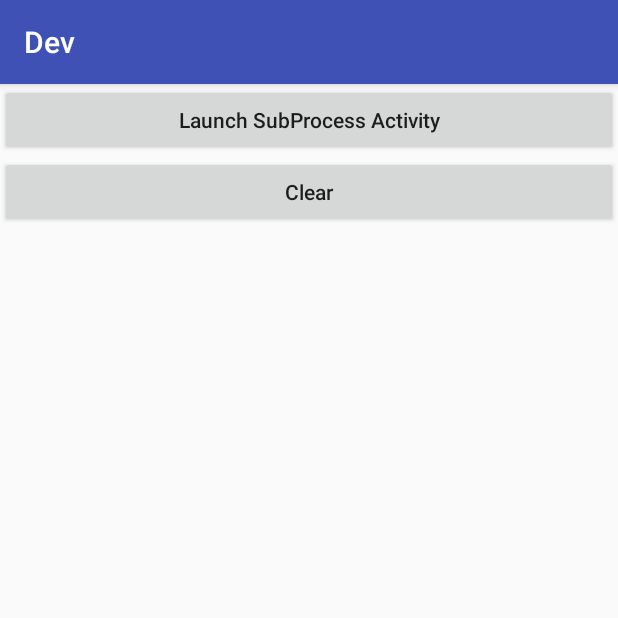
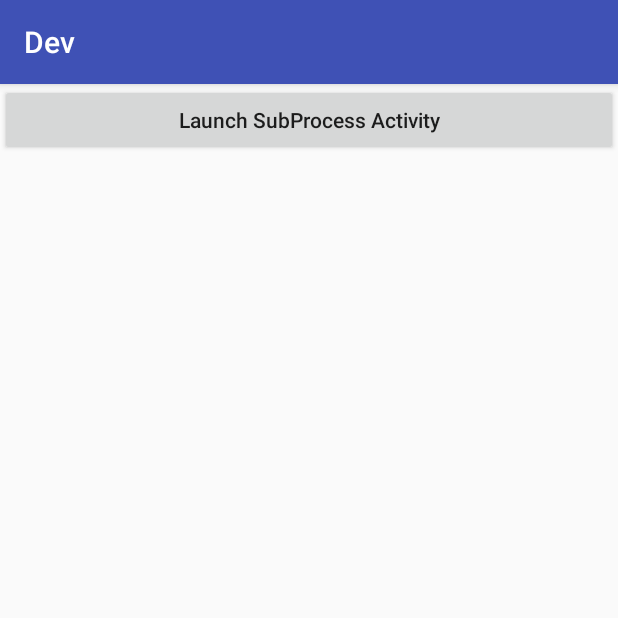
Before and after one commit to eleme/Amigo, an Android app: the DevActivity screen opened directly, with no data from a screen before it, on a phone screen of 412 x 824 dp, the top half of it. Run offline under Robolectric (Android 15) with nearby library versions, the phone set to English and light mode, and no system bars; our stand-ins replace ButterKnife.

Commit message:
adjust clear logic

```diff
--- a/app/src/main/java/me/ele/app/amigo/demo/DemoActivity.java
+++ b/app/src/main/java/me/ele/app/amigo/demo/DemoActivity.java
@@ -131,4 +131,10 @@ public class DemoActivity extends AppCompatActivity {
         startActivity(new Intent(this, PatchedSingleInstanceActivity2.class));
         startActivity(new Intent(this, PatchedSingleInstanceActivity2.class).putExtra("extra", "extra1"));
     }
+
+    @OnClick(R.id.clear_patch)
+    public void clearPatchApk() {
+        Amigo.clear(getApplication());
+        Toast.makeText(this, "Kill this app, restart the app and check the running apk", Toast.LENGTH_LONG).show();
+    }
 }
--- a/app/src/main/java/me/ele/app/amigo/dev/DevActivity.java
+++ b/app/src/main/java/me/ele/app/amigo/dev/DevActivity.java
@@ -29,10 +29,4 @@ public class DevActivity extends AppCompatActivity {
     public void launchSubProcess(View v) {
         startActivity(new Intent(this, SubprocessActivity.class));
     }
-
-    @OnClick(R.id.clear)
-    public void clear(View v) {
-        Amigo.clear(getApplication());
-        Toast.makeText(this, "Kill this app and relaunch the app and check result", Toast.LENGTH_LONG).show();
-    }
 }
--- a/app/src/main/res/layout/activity_dev.xml
+++ b/app/src/main/res/layout/activity_dev.xml
@@ -11,11 +11,4 @@
         android:text="Launch SubProcess Activity"
         android:textAllCaps="false"/>
 
-    <Button
-        android:id="@+id/clear"
-        android:layout_width="match_parent"
-        android:layout_height="wrap_content"
-        android:text="Clear"
-        android:textAllCaps="false"/>
-
 </LinearLayout>
```
Also changed, not shown: amigo-lib/src/main/java/me/ele/amigo/Amigo.java (+9 -2 lines), app/src/main/res/layout/activity_demo.xml (+8 -0 lines), 2 other files.
